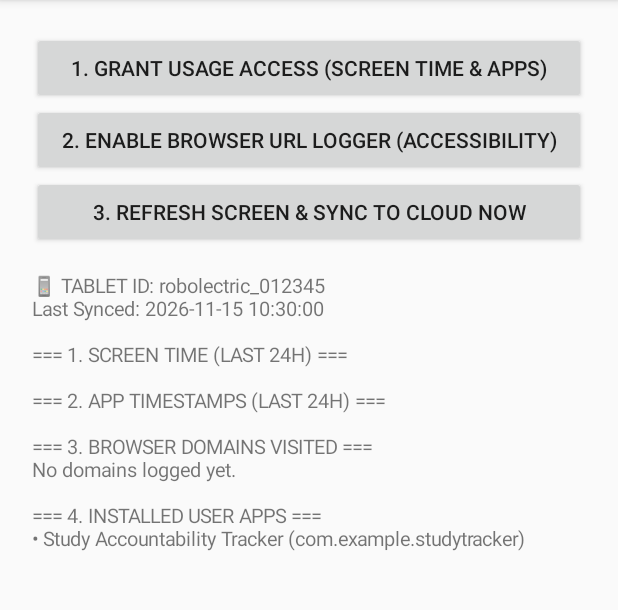
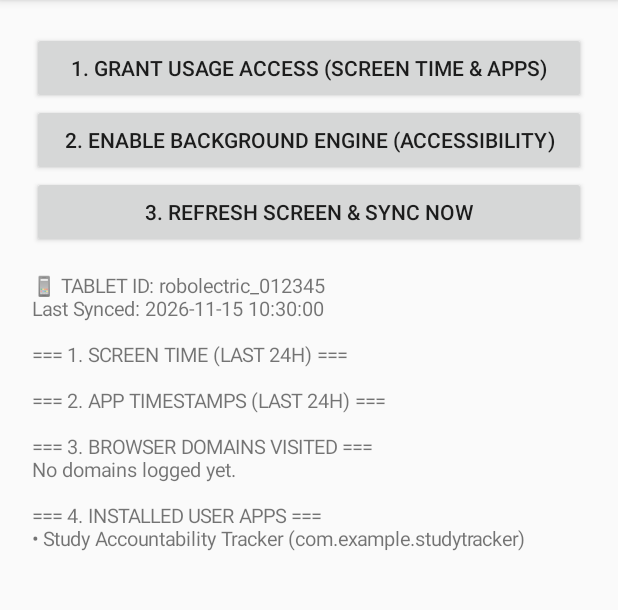
Before and after one commit to Wagswy/StudyTracker, an Android app: the screen it shows after launch (MainActivity), on a phone screen of 412 x 824 dp, the part 84-694 px from its top. Run offline under Robolectric (Android 15) with nearby library versions, the phone set to English and light mode, and no system bars.

Commit message:
Refactor MainActivity by removing auto-sync service

```diff
--- a/app/src/main/java/com/example/studytracker/MainActivity.kt
+++ b/app/src/main/java/com/example/studytracker/MainActivity.kt
@@ -1,7 +1,6 @@
 package com.example.studytracker
 
 import android.content.Intent
-import android.os.Build
 import android.os.Bundle
 import android.provider.Settings
 import android.widget.Button
@@ -20,9 +19,6 @@ class MainActivity : AppCompatActivity() {
         super.onCreate(savedInstanceState)
         telemetryHelper = TelemetryHelper(this)
 
-        // Automatically start the 5-minute cloud sync service on app launch
-        startAutoSyncService()
-
         val rootLayout = LinearLayout(this).apply {
             orientation = LinearLayout.VERTICAL
             setPadding(32, 32, 32, 32)
@@ -35,15 +31,15 @@ class MainActivity : AppCompatActivity() {
             }
         }
 
-        val btnEnableUrlLogger = Button(this).apply {
-            text = "2. Enable Browser URL Logger (Accessibility)"
+        val btnEnableAccessibility = Button(this).apply {
+            text = "2. Enable Background Engine (Accessibility)"
             setOnClickListener {
                 startActivity(Intent(Settings.ACTION_ACCESSIBILITY_SETTINGS))
             }
         }
 
         val btnRefreshAndSync = Button(this).apply {
-            text = "3. Refresh Screen & Sync to Cloud Now"
+            text = "3. Refresh Screen & Sync Now"
             setOnClickListener {
                 renderAndSync()
             }
@@ -59,7 +55,7 @@ class MainActivity : AppCompatActivity() {
         }
 
         rootLayout.addView(btnGrantUsage)
-        rootLayout.addView(btnEnableUrlLogger)
+        rootLayout.addView(btnEnableAccessibility)
         rootLayout.addView(btnRefreshAndSync)
         rootLayout.addView(scrollView)
 
@@ -67,20 +63,11 @@ class MainActivity : AppCompatActivity() {
         renderAndSync()
     }
 
-    private fun startAutoSyncService() {
-        val serviceIntent = Intent(this, DomainMonitorVpnService::class.java)
-        if (Build.VERSION.SDK_INT >= Build.VERSION_CODES.O) {
-            startForegroundService(serviceIntent)
-        } else {
-            startService(serviceIntent)
-        }
-    }
-
     private fun renderAndSync() {
         outputText.text = telemetryHelper.buildFormattedTextReport()
         telemetryHelper.syncReportToFirebase { success ->
             runOnUiThread {
-                val msg = if (success) "Synced to Firebase Cloud!" else "Local view updated"
+                val msg = if (success) "Synced to Cloud!" else "Local view updated"
                 Toast.makeText(this, msg, Toast.LENGTH_SHORT).show()
             }
         }
```
